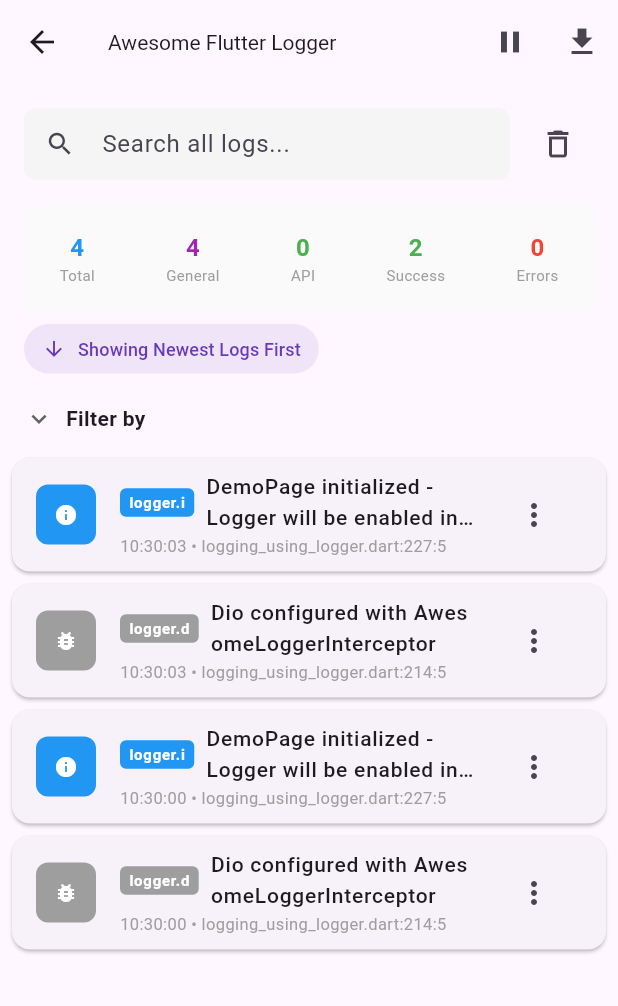
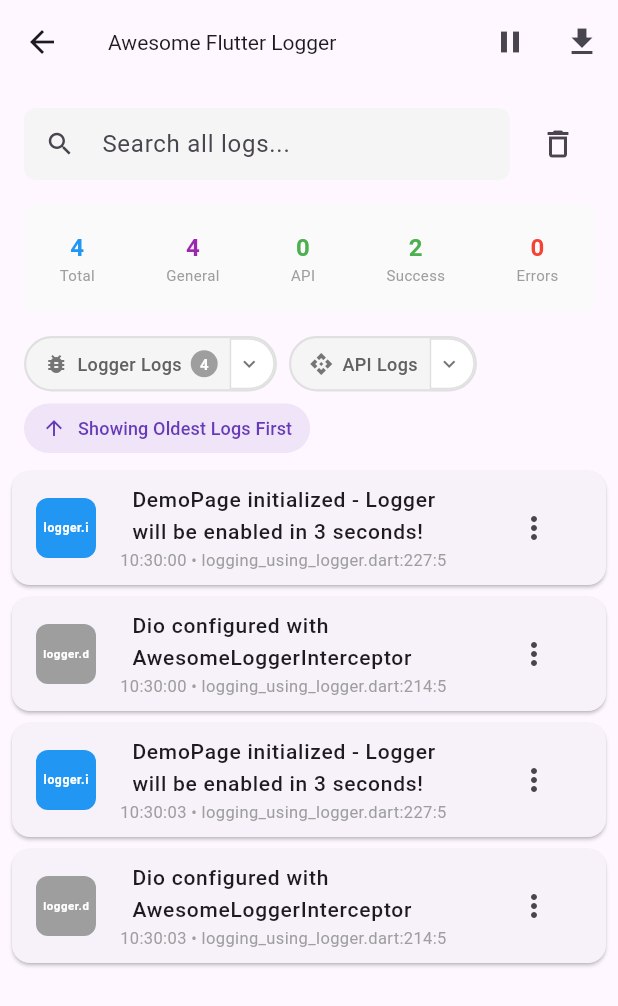
Before and after one commit to codeastartup01dev/flutter_awesome_logger, a Flutter app: the AwesomeLoggerHistoryPage screen opened directly, on a phone screen of 412 x 824 dp. Shown: the top 1006 px of the screen. Run offline on Flutter 3.47's test engine with Material 3 defaults, Android fonts, the phone set to English and light mode, and no system bars; our stand-ins replace dio, logger; missing offline and left inert: shake.

Commit message:
Refactor Awesome Logger History Page for improved filter functionality
- Changed default sorting order to show oldest logs first for better usability.
- Updated filter section to be expanded by default, enhancing visibility of available options.
- Removed deprecated collapsible sub-sections for logger levels and API status, simplifying the UI.
- Introduced new methods to check for selected sub-filters, improving filter management.
- Enhanced UI components for filter chips, allowing for better interaction and visual clarity.

These changes streamline the filtering process and enhance the overall user experience in the Awesome Logger History Page.

```diff
--- a/lib/src/ui/awesome_logger_history_page.dart
+++ b/lib/src/ui/awesome_logger_history_page.dart
@@ -35,7 +35,7 @@ class _AwesomeLoggerHistoryPageState extends State<AwesomeLoggerHistoryPage> {
   final TextEditingController _searchController = TextEditingController();
   Timer? _refreshTimer;
   String _searchQuery = '';
-  bool _sortNewestFirst = true;
+  bool _sortNewestFirst = false;
   bool _isLoggingPaused = false;
 
   // Filter sets
@@ -45,16 +45,13 @@ class _AwesomeLoggerHistoryPageState extends State<AwesomeLoggerHistoryPage> {
   final Set<String> _selectedMethods = {}; // For API logs
 
   // Main filter section
-  bool _isFilterSectionExpanded = false;
+  bool _isFilterSectionExpanded = true;
 
   // Expanded filter sections
   bool _isLoggerFiltersExpanded = false;
   bool _isApiFiltersExpanded = false;
 
-  // Collapsible sub-sections
-  bool _isLoggerLevelsExpanded = false;
-  bool _isHttpMethodsExpanded = false;
-  bool _isApiStatusExpanded = false;
+  // Removed collapsible sub-sections - now showing directly when main filters are expanded
 
   // Statistics filter
   String? _statsFilter;
@@ -343,6 +340,17 @@ class _AwesomeLoggerHistoryPageState extends State<AwesomeLoggerHistoryPage> {
     return allLogs.where((l) => l.httpMethod == method).length;
   }
 
+  /// Check if any logger sub-filters are selected
+  bool _hasLoggerSubFiltersSelected() {
+    return _selectedTypes.any((type) => type.isGeneralLog);
+  }
+
+  /// Check if any API sub-filters are selected
+  bool _hasApiSubFiltersSelected() {
+    return _selectedTypes.any((type) => type.isApiLog) ||
+        _selectedMethods.isNotEmpty;
+  }
+
   /// Get logger level label for unified log type
   String _getLoggerLevelLabel(UnifiedLogType type) {
     switch (type) {
@@ -387,12 +395,11 @@ class _AwesomeLoggerHistoryPageState extends State<AwesomeLoggerHistoryPage> {
     required bool isSelected,
     required int count,
     required VoidCallback onTap,
+    required bool isExpanded,
+    required VoidCallback onDropdownTap,
+    required bool hasSubFiltersSelected,
   }) {
-    return InkWell(
-      onTap: onTap,
-      borderRadius: BorderRadius.circular(20),
-      child: Container(
-        padding: const EdgeInsets.symmetric(horizontal: 12, vertical: 8),
+    return Container(
       decoration: BoxDecoration(
         color: isSelected ? color.withOpacity(0.1) : Colors.grey[100],
         borderRadius: BorderRadius.circular(20),
@@ -401,6 +408,19 @@ class _AwesomeLoggerHistoryPageState extends State<AwesomeLoggerHistoryPage> {
           width: 1.5,
         ),
       ),
+      child: Row(
+        mainAxisSize: MainAxisSize.min,
+        children: [
+          // Main chip content (clickable for selection)
+          InkWell(
+            onTap: onTap,
+            borderRadius: const BorderRadius.only(
+              topLeft: Radius.circular(20),
+              bottomLeft: Radius.circular(20),
+            ),
+            child: Container(
+              padding:
+                  const EdgeInsets.only(left: 12, top: 8, bottom: 8, right: 8),
               child: Row(
                 mainAxisSize: MainAxisSize.min,
                 children: [
@@ -421,7 +441,8 @@ class _AwesomeLoggerHistoryPageState extends State<AwesomeLoggerHistoryPage> {
                   if (count > 0) ...[
                     const SizedBox(width: 6),
                     Container(
-                padding: const EdgeInsets.symmetric(horizontal: 6, vertical: 2),
+                      padding: const EdgeInsets.symmetric(
+                          horizontal: 6, vertical: 2),
                       decoration: BoxDecoration(
                         color: isSelected ? color : Colors.grey[500],
                         borderRadius: BorderRadius.circular(10),
@@ -438,6 +459,39 @@ class _AwesomeLoggerHistoryPageState extends State<AwesomeLoggerHistoryPage> {
                   ],
                 ],
               ),
+            ),
+          ),
+          // Dropdown arrow (clickable for expanding sub-filters)
+          InkWell(
+            onTap: onDropdownTap,
+            borderRadius: const BorderRadius.only(
+              topRight: Radius.circular(20),
+              bottomRight: Radius.circular(20),
+            ),
+            child: Container(
+              padding:
+                  const EdgeInsets.only(left: 4, right: 8, top: 8, bottom: 8),
+              decoration: BoxDecoration(
+                color: Colors.white,
+                borderRadius: const BorderRadius.only(
+                  topRight: Radius.circular(20),
+                  bottomRight: Radius.circular(20),
+                ),
+                border: Border.all(
+                  color: hasSubFiltersSelected ? color : Colors.grey[300]!,
+                  width: hasSubFiltersSelected ? 1.5 : 1,
+                ),
+              ),
+              child: Icon(
+                isExpanded
+                    ? Icons.keyboard_arrow_up
+                    : Icons.keyboard_arrow_down,
+                size: 16,
+                color: hasSubFiltersSelected ? color : Colors.grey[600],
+              ),
+            ),
+          ),
+        ],
       ),
     );
   }
@@ -488,50 +542,6 @@ class _AwesomeLoggerHistoryPageState extends State<AwesomeLoggerHistoryPage> {
           ],
         ),
       ),
-    );
-  }
-
-  /// Build collapsible section with title and expand/collapse functionality
-  Widget _buildCollapsibleSection({
-    required String title,
-    required bool isExpanded,
-    required VoidCallback onToggle,
-    Widget? child,
-  }) {
-    return Column(
-      crossAxisAlignment: CrossAxisAlignment.start,
-      children: [
-        InkWell(
-          onTap: onToggle,
-          borderRadius: BorderRadius.circular(4),
-          child: Padding(
-            padding: const EdgeInsets.symmetric(vertical: 4),
-            child: Row(
-              mainAxisSize: MainAxisSize.min,
-              children: [
-                Icon(
-                  isExpanded ? Icons.expand_less : Icons.expand_more,
-                  size: 16,
-                  color: Colors.grey[600],
-                ),
-                const SizedBox(width: 4),
-                Text(
-                  title,
-                  style: TextStyle(
-                    fontWeight: FontWeight.w500,
-                    fontSize: 12,
-                    color: Colors.grey[700],
-                  ),
-                ),
-              ],
-            ),
-          ),
-        ),
-        if (isExpanded && child != null) ...[
-          const SizedBox(height: 4),
-          child,
-        ],
-      ],
     );
   }
 
@@ -738,20 +748,6 @@ class _AwesomeLoggerHistoryPageState extends State<AwesomeLoggerHistoryPage> {
               ),
             ),
 
-            // Sort toggle
-            Padding(
-              padding: const EdgeInsets.symmetric(horizontal: 16, vertical: 8),
-              child: Row(
-                children: [
-                  LoggerSortToggle(
-                    sortNewestFirst: _sortNewestFirst,
-                    onToggle: () =>
-                        setState(() => _sortNewestFirst = !_sortNewestFirst),
-                  ),
-                ],
-              ),
-            ),
-
             // Collapsible filter section
             Container(
               padding: const EdgeInsets.symmetric(horizontal: 16, vertical: 8),
@@ -764,24 +760,24 @@ class _AwesomeLoggerHistoryPageState extends State<AwesomeLoggerHistoryPage> {
                         _isFilterSectionExpanded = !_isFilterSectionExpanded),
                     borderRadius: BorderRadius.circular(8),
                     child: Padding(
-                      padding: const EdgeInsets.symmetric(vertical: 4),
+                      padding: const EdgeInsets.symmetric(vertical: 0),
                       child: Row(
                         children: [
-                          Icon(
-                            _isFilterSectionExpanded
-                                ? Icons.expand_less
-                                : Icons.expand_more,
-                            size: 20,
-                            color: Colors.grey[700],
-                          ),
-                          const SizedBox(width: 8),
-                          const Text(
-                            'Filter by',
-                            style: TextStyle(
-                              fontWeight: FontWeight.w600,
-                              fontSize: 14,
-                            ),
-                          ),
+                          // Icon(
+                          //   _isFilterSectionExpanded
+                          //       ? Icons.expand_less
+                          //       : Icons.expand_more,
+                          //   size: 20,
+                          //   color: Colors.grey[700],
+                          // ),
+                          // const SizedBox(width: 8),
+                          // const Text(
+                          //   'Filter by',
+                          //   style: TextStyle(
+                          //     fontWeight: FontWeight.w600,
+                          //     fontSize: 14,
+                          //   ),
+                          // ),
                           const Spacer(),
                           // Show active filter count when collapsed
                           if (!_isFilterSectionExpanded &&
@@ -823,9 +819,10 @@ class _AwesomeLoggerHistoryPageState extends State<AwesomeLoggerHistoryPage> {
                           icon: Icons.bug_report,
                           color: Colors.purple,
                           isSelected:
-                              _selectedSources.contains(LogSource.general) ||
-                                  _isLoggerFiltersExpanded,
+                              _selectedSources.contains(LogSource.general),
                           count: _getGeneralLogCount(),
+                          isExpanded: _isLoggerFiltersExpanded,
+                          hasSubFiltersSelected: _hasLoggerSubFiltersSelected(),
                           onTap: () {
                             setState(() {
                               if (_selectedSources
@@ -836,11 +833,15 @@ class _AwesomeLoggerHistoryPageState extends State<AwesomeLoggerHistoryPage> {
                                 _selectedTypes
                                     .removeWhere((type) => type.isGeneralLog);
                               } else {
-                                // Select and expand
+                                // Select
                                 _selectedSources.add(LogSource.general);
+                              }
+                            });
+                          },
+                          onDropdownTap: () {
+                            setState(() {
                               _isLoggerFiltersExpanded =
                                   !_isLoggerFiltersExpanded;
-                              }
                             });
                           },
                         ),
@@ -851,10 +852,10 @@ class _AwesomeLoggerHistoryPageState extends State<AwesomeLoggerHistoryPage> {
                           label: 'API Logs',
                           icon: Icons.api,
                           color: Colors.green,
-                          isSelected:
-                              _selectedSources.contains(LogSource.api) ||
-                                  _isApiFiltersExpanded,
+                          isSelected: _selectedSources.contains(LogSource.api),
                           count: _getApiLogCount(),
+                          isExpanded: _isApiFiltersExpanded,
+                          hasSubFiltersSelected: _hasApiSubFiltersSelected(),
                           onTap: () {
                             setState(() {
                               if (_selectedSources.contains(LogSource.api)) {
@@ -865,25 +866,33 @@ class _AwesomeLoggerHistoryPageState extends State<AwesomeLoggerHistoryPage> {
                                     .removeWhere((type) => type.isApiLog);
                                 _selectedMethods.clear();
                               } else {
-                                // Select and expand
+                                // Select
                                 _selectedSources.add(LogSource.api);
+                              }
+                            });
+                          },
+                          onDropdownTap: () {
+                            setState(() {
                               _isApiFiltersExpanded = !_isApiFiltersExpanded;
-                              }
                             });
                           },
                         ),
                       ],
                     ),
 
-                    // Expandable Logger sub-filters
+                    // Logger sub-filters
                     if (_isLoggerFiltersExpanded) ...[
-                      const SizedBox(height: 12),
-                      _buildCollapsibleSection(
-                        title: 'Logger Levels',
-                        isExpanded: _isLoggerLevelsExpanded,
-                        onToggle: () => setState(() =>
-                            _isLoggerLevelsExpanded = !_isLoggerLevelsExpanded),
-                        child: Wrap(
+                      // const SizedBox(height: 12),
+                      // const Text(
+                      //   'Logger Levels:',
+                      //   style: TextStyle(
+                      //     fontWeight: FontWeight.w500,
+                      //     fontSize: 12,
+                      //     color: Colors.grey,
+                      //   ),
+                      // ),
+                      const SizedBox(height: 8),
+                      Wrap(
                         spacing: 8,
                         runSpacing: 4,
                         children: [
@@ -909,18 +918,25 @@ class _AwesomeLoggerHistoryPageState extends State<AwesomeLoggerHistoryPage> {
                                 ))
                             .toList(),
                       ),
-                      ),
                     ],
 
-                    // Expandable API sub-filters
+                    // API sub-filters
                     if (_isApiFiltersExpanded) ...[
                       const SizedBox(height: 12),
-                      _buildCollapsibleSection(
-                        title: 'HTTP Methods',
-                        isExpanded: _isHttpMethodsExpanded,
-                        onToggle: () => setState(() =>
-                            _isHttpMethodsExpanded = !_isHttpMethodsExpanded),
-                        child: Wrap(
+
+                      // HTTP Methods section
+                      if (_getAvailableMethods().isNotEmpty) ...[
+                        // Divider(height: 1),
+                        // const Text(
+                        //   'HTTP Methods:',
+                        //   style: TextStyle(
+                        //     fontWeight: FontWeight.w500,
+                        //     fontSize: 12,
+                        //     color: Colors.grey,
+                        //   ),
+                        // ),
+                        // const SizedBox(height: 8),
+                        Wrap(
                           spacing: 8,
                           runSpacing: 4,
                           children: _getAvailableMethods()
@@ -942,14 +958,20 @@ class _AwesomeLoggerHistoryPageState extends State<AwesomeLoggerHistoryPage> {
                                   ))
                               .toList(),
                         ),
-                      ),
-                      const SizedBox(height: 8),
-                      _buildCollapsibleSection(
-                        title: 'API Status',
-                        isExpanded: _isApiStatusExpanded,
-                        onToggle: () => setState(
-                            () => _isApiStatusExpanded = !_isApiStatusExpanded),
-                        child: Wrap(
+                        const SizedBox(height: 12),
+                      ],
+
+                      // API Status section
+                      // const Text(
+                      //   'API Status:',
+                      //   style: TextStyle(
+                      //     fontWeight: FontWeight.w500,
+                      //     fontSize: 12,
+                      //     color: Colors.grey,
+                      //   ),
+                      // ),
+                      // const SizedBox(height: 8),
+                      Wrap(
                         spacing: 8,
                         runSpacing: 4,
                         children: [
@@ -976,7 +998,6 @@ class _AwesomeLoggerHistoryPageState extends State<AwesomeLoggerHistoryPage> {
                                   },
                                 ))
                             .toList(),
-                        ),
                       ),
                     ],
 
@@ -1007,9 +1028,6 @@ class _AwesomeLoggerHistoryPageState extends State<AwesomeLoggerHistoryPage> {
                                 _statsFilter = null;
                                 _isLoggerFiltersExpanded = false;
                                 _isApiFiltersExpanded = false;
-                                _isLoggerLevelsExpanded = false;
-                                _isHttpMethodsExpanded = false;
-                                _isApiStatusExpanded = false;
                               });
                             },
                             icon: const Icon(Icons.clear_all, size: 16),
@@ -1033,7 +1051,19 @@ class _AwesomeLoggerHistoryPageState extends State<AwesomeLoggerHistoryPage> {
                 ],
               ),
             ),
-
+            // Sort toggle
+            Padding(
+              padding: const EdgeInsets.only(left: 16, bottom: 8),
+              child: Row(
+                children: [
+                  LoggerSortToggle(
+                    sortNewestFirst: _sortNewestFirst,
+                    onToggle: () =>
+                        setState(() => _sortNewestFirst = !_sortNewestFirst),
+                  ),
+                ],
+              ),
+            ),
             // Logs list
             Expanded(
               child: filteredLogs.isEmpty
@@ -1080,8 +1110,9 @@ class _AwesomeLoggerHistoryPageState extends State<AwesomeLoggerHistoryPage> {
                               child: Column(
                                 mainAxisAlignment: MainAxisAlignment.center,
                                 children: [
-                                  Icon(log.type.icon,
-                                      color: Colors.white, size: 16),
+                                  _buildLogType(log),
+                                  // Icon(log.type.icon,
+                                  //     color: Colors.white, size: 12),
                                   if (log.statusCode != null)
                                     Text(
                                       '${log.statusCode}',
@@ -1095,24 +1126,7 @@ class _AwesomeLoggerHistoryPageState extends State<AwesomeLoggerHistoryPage> {
                             ),
                             title: Row(
                               children: [
-                                Container(
-                                  padding: const EdgeInsets.symmetric(
-                                    horizontal: 6,
-                                    vertical: 2,
-                                  ),
-                                  decoration: BoxDecoration(
-                                    color: log.type.color,
-                                    borderRadius: BorderRadius.circular(4),
-                                  ),
-                                  child: Text(
-                                    _getLogTypeLabel(log),
-                                    style: const TextStyle(
-                                      color: Colors.white,
-                                      fontSize: 10,
-                                      fontWeight: FontWeight.bold,
-                                    ),
-                                  ),
-                                ),
+                                // _buildLogType(log),
                                 const SizedBox(width: 8),
                                 Expanded(
                                   child: Text(
@@ -1360,4 +1374,27 @@ class _AwesomeLoggerHistoryPageState extends State<AwesomeLoggerHistoryPage> {
       ),
     );
   }
+
+  Widget _buildLogType(UnifiedLogEntry log) {
+    return FittedBox(
+      child: Container(
+        padding: const EdgeInsets.symmetric(
+          horizontal: 6,
+          vertical: 2,
+        ),
+        decoration: BoxDecoration(
+          color: log.type.color,
+          borderRadius: BorderRadius.circular(4),
+        ),
+        child: Text(
+          _getLogTypeLabel(log),
+          style: const TextStyle(
+            color: Colors.white,
+            fontSize: 10,
+            fontWeight: FontWeight.bold,
+          ),
+        ),
+      ),
+    );
   }
+}
```
Lines whose indentation alone changed are shown as unchanged.
